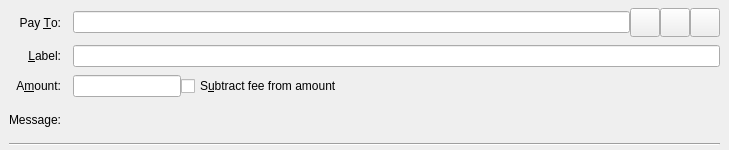
Before: the Qt Designer form src/qt/forms/sendcoinsentry.ui in HTHcoin/helpthehomelesscoin, drawn with Qt 5.
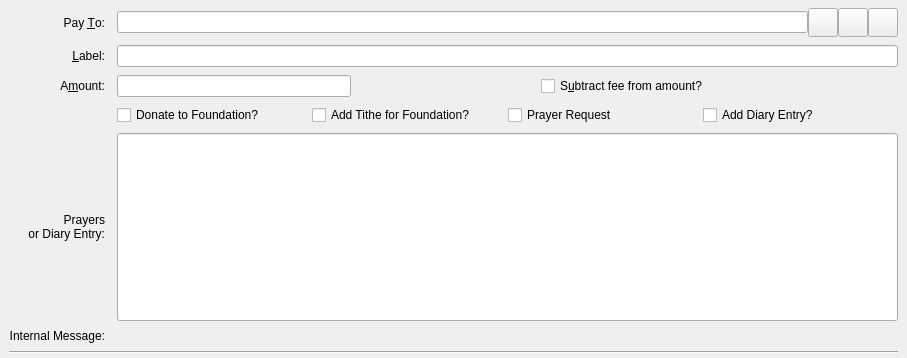
After: the same form once the commit is applied. Custom widgets are drawn as their Qt base class.

Diff of the .ui file:
```diff
--- a/src/qt/forms/sendcoinsentry.ui
+++ b/src/qt/forms/sendcoinsentry.ui
@@ -6,8 +6,8 @@
    <rect>
     <x>0</x>
     <y>0</y>
-    <width>729</width>
-    <height>150</height>
+    <width>907</width>
+    <height>358</height>
    </rect>
   </property>
   <property name="focusPolicy">
@@ -151,9 +151,29 @@
      </widget>
     </item>
     <item row="2" column="1">
-     <layout class="QHBoxLayout" name="horizontalLayoutAmount" stretch="0,1">
+     <layout class="QHBoxLayout" name="horizontalLayoutAmount" stretch="0,0,0,0">
       <item>
-       <widget class="BitcoinAmountField" name="payAmount"/>
+       <widget class="BitcoinAmountField" name="payAmount">
+        <property name="minimumSize">
+         <size>
+          <width>234</width>
+          <height>0</height>
+         </size>
+        </property>
+       </widget>
+      </item>
+      <item>
+       <spacer name="horizontalSpacer">
+        <property name="orientation">
+         <enum>Qt::Horizontal</enum>
+        </property>
+        <property name="sizeHint" stdset="0">
+         <size>
+          <width>150</width>
+          <height>20</height>
+         </size>
+        </property>
+       </spacer>
       </item>
       <item>
        <widget class="QCheckBox" name="checkboxSubtractFeeFromAmount">
@@ -161,23 +181,81 @@
          <string>The fee will be deducted from the amount being sent. The recipient will receive a lower amount of HTH than you enter in the amount field. If multiple recipients are selected, the fee is split equally.</string>
         </property>
         <property name="text">
-         <string>S&amp;ubtract fee from amount</string>
+         <string>S&amp;ubtract fee from amount?</string>
         </property>
        </widget>
       </item>
+      <item>
+       <spacer name="horizontalSpacer_77">
+        <property name="orientation">
+         <enum>Qt::Horizontal</enum>
+        </property>
+        <property name="sizeHint" stdset="0">
+         <size>
+          <width>10</width>
+          <height>20</height>
+         </size>
+        </property>
+       </spacer>
+      </item>
      </layout>
     </item>
-    <item row="3" column="0">
+    <item row="5" column="0">
+     <widget class="QLabel" name="messageCaption">
+      <property name="text">
+       <string>Prayers&lt;br&gt;or Diary Entry:</string>
+      </property>
+      <property name="alignment">
+       <set>Qt::AlignRight|Qt::AlignTrailing|Qt::AlignVCenter</set>
+      </property>
+      <property name="wordWrap">
+       <bool>true</bool>
+      </property>
+     </widget>
+    </item>
+    <item row="5" column="1">
+     <layout class="QHBoxLayout" name="horizontalLayout_7">
+      <property name="spacing">
+       <number>0</number>
+      </property>
+      <item>
+       <widget class="QValidatedLineEdit" name="txtMessage">
+        <property name="enabled">
+         <bool>true</bool>
+        </property>
+        <property name="sizePolicy">
+         <sizepolicy hsizetype="Expanding" vsizetype="Expanding">
+          <horstretch>0</horstretch>
+          <verstretch>0</verstretch>
+         </sizepolicy>
+        </property>
+        <property name="minimumSize">
+         <size>
+          <width>0</width>
+          <height>125</height>
+         </size>
+        </property>
+        <property name="toolTip">
+         <string>Send Custom Message to Recipient </string>
+        </property>
+        <property name="maxLength">
+         <number>2000</number>
+        </property>
+       </widget>
+      </item>
+     </layout>
+    </item>
+    <item row="6" column="0">
      <widget class="QLabel" name="messageLabel">
       <property name="text">
-       <string>Message:</string>
+       <string>Internal Message:</string>
       </property>
       <property name="alignment">
        <set>Qt::AlignRight|Qt::AlignTrailing|Qt::AlignVCenter</set>
       </property>
      </widget>
     </item>
-    <item row="3" column="1">
+    <item row="6" column="1">
      <widget class="QLabel" name="messageTextLabel">
       <property name="toolTip">
        <string>A message that was attached to the HTH: URI which will be stored with the transaction for your reference. Note: This message will not be sent over the HelpTheHomeless network.</string>
@@ -187,13 +265,60 @@
       </property>
      </widget>
     </item>
-    <item row="4" column="0" colspan="2">
+    <item row="7" column="0" colspan="2">
      <widget class="Line" name="line">
       <property name="orientation">
        <enum>Qt::Horizontal</enum>
       </property>
      </widget>
     </item>
+    <item row="3" column="1">
+     <layout class="QHBoxLayout" name="horizontalLayoutCheckboxes2">
+      <item>
+       <widget class="QCheckBox" name="chkDonate">
+        <property name="toolTip">
+         <string>Send Coins to Orphan Foundation to Support Orphans?</string>
+        </property>
+        <property name="layoutDirection">
+         <enum>Qt::LeftToRight</enum>
+        </property>
+        <property name="text">
+         <string>Donate to Foundation?</string>
+        </property>
+       </widget>
+      </item>
+      <item>
+       <widget class="QCheckBox" name="chkTithe">
+        <property name="toolTip">
+         <string>Add an additional 10% to the transaction to be sent to Support Orphans?</string>
+        </property>
+        <property name="layoutDirection">
+         <enum>Qt::LeftToRight</enum>
+        </property>
+        <property name="text">
+         <string>Add Tithe for Foundation?</string>
+        </property>
+       </widget>
+      </item>
+      <item>
+       <widget class="QCheckBox" name="chkPrayer">
+        <property name="toolTip">
+         <string>Prayer Request</string>
+        </property>
+        <property name="text">
+         <string>Prayer Request</string>
+        </property>
+       </widget>
+      </item>
+      <item>
+       <widget class="QCheckBox" name="chkDiary">
+        <property name="text">
+         <string>Add Diary Entry?</string>
+        </property>
+       </widget>
+      </item>
+     </layout>
+    </item>
    </layout>
   </widget>
   <widget class="QFrame" name="SendCoins_UnauthenticatedPaymentRequest">
```
Left out of the diff: 9 changed lines with no effect on the pictures.
